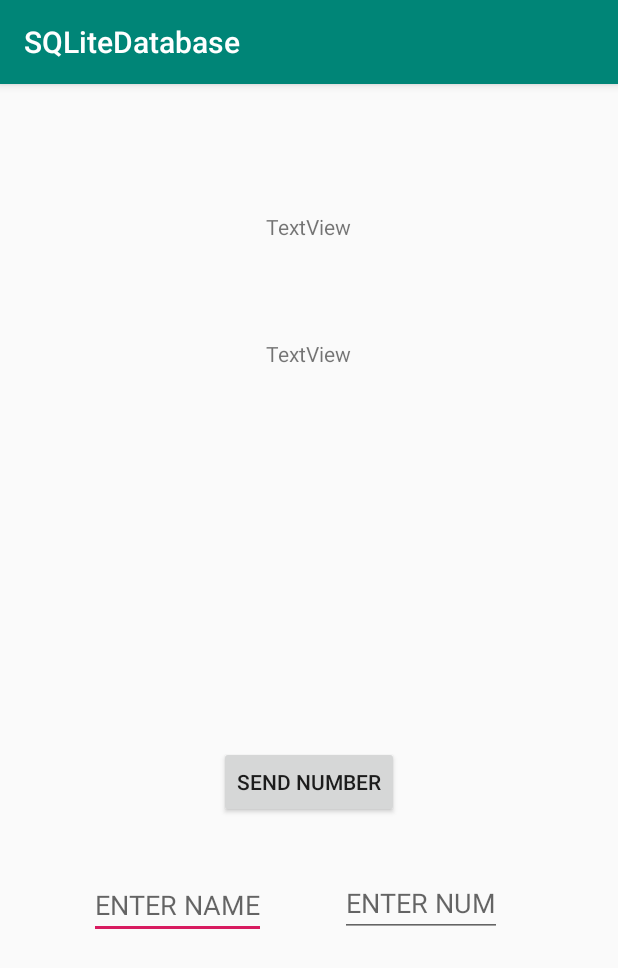
After one commit to anushanadim/SQLiteDatabase, an Android app: the ViewItem screen opened directly, with no data from a screen before it, on a phone screen of 412 x 824 dp. The commit adds this screen. Shown: the top 968 px of the screen. Run offline under Robolectric (Android 15) with nearby library versions, the phone set to English and light mode, and no system bars.

Commit message:
second commit

```diff
--- a/app/src/main/AndroidManifest.xml
+++ b/app/src/main/AndroidManifest.xml
@@ -16,7 +16,8 @@
                 <category android:name="android.intent.category.LAUNCHER" />
             </intent-filter>
         </activity>
-        <activity android:name=".Display"></activity>
+        <activity android:name=".Display" />
+        <activity android:name=".ViewItem"></activity>
     </application>
 
 </manifest>
--- a/app/src/main/java/com/example/anushanadim/sqlitedatabase/ContactsViewHolder.java
+++ b/app/src/main/java/com/example/anushanadim/sqlitedatabase/ContactsViewHolder.java
@@ -2,16 +2,19 @@ package com.example.anushanadim.sqlitedatabase;
 
 import android.support.v7.widget.RecyclerView;
 import android.view.View;
+import android.widget.RelativeLayout;
 import android.widget.TextView;
 
 public class ContactsViewHolder extends RecyclerView.ViewHolder {
 
     TextView name,num;
+    RelativeLayout parentlayout;
 
     public ContactsViewHolder(View itemView) {
         super(itemView);
 
         name=(TextView)itemView.findViewById(R.id.name);
         num=(TextView)itemView.findViewById(R.id.num);
+        parentlayout=itemView.findViewById(R.id.parentlayout);
     }
 }
--- a/app/src/main/java/com/example/anushanadim/sqlitedatabase/Display.java
+++ b/app/src/main/java/com/example/anushanadim/sqlitedatabase/Display.java
@@ -25,7 +25,7 @@ public class Display extends AppCompatActivity {
 
         databaseHelper=new DatabaseHelper(this,DatabaseHelper.DATABASE,null,1);
         contactsList=databaseHelper.show();
-        adapter=new ContactsViewAdapter(contactsList);
+        adapter=new ContactsViewAdapter(contactsList,this);
         RecyclerView.LayoutManager layoutManager=new LinearLayoutManager(getApplicationContext());
         recyclerView.setLayoutManager(layoutManager);
         recyclerView.setAdapter(adapter);
--- /dev/null
+++ b/app/src/main/java/com/example/anushanadim/sqlitedatabase/ViewItem.java
@@ -0,0 +1,82 @@
+package com.example.anushanadim.sqlitedatabase;
+
+import android.content.Intent;
+import android.support.v7.app.AppCompatActivity;
+import android.os.Bundle;
+import android.view.View;
+import android.widget.Button;
+import android.widget.EditText;
+import android.widget.TextView;
+
+import java.util.ArrayList;
+import java.util.List;
+
+public class ViewItem extends AppCompatActivity {
+
+    TextView name,num;
+    Button send;
+    EditText nameSend,numSend;
+    DatabaseHelper databaseHelper=new DatabaseHelper(ViewItem.this,DatabaseHelper.DATABASE ,null ,1 );
+    List<Contacts> contactsList;
+    String senderNameStr,senderNumStr;
+
+    @Override
+    protected void onCreate(Bundle savedInstanceState) {
+        super.onCreate(savedInstanceState);
+        setContentView(R.layout.activity_view_item);
+
+        name=findViewById(R.id.name);
+        num=findViewById(R.id.num);
+        send=findViewById(R.id.send);
+        nameSend=findViewById(R.id.nameSend);
+        numSend=findViewById(R.id.numSend);
+
+        getIncomingIntent();
+
+        send.setOnClickListener(new View.OnClickListener() {
+            @Override
+            public void onClick(View v) {
+                String recievrNameStr=nameSend.getText().toString();
+                String valueStr=numSend.getText().toString();
+
+                int newSenderNum=Integer.valueOf(senderNumStr)-Integer.valueOf(valueStr);
+
+
+                databaseHelper.update(senderNameStr,newSenderNum);
+
+                contactsList=new ArrayList<>();
+                contactsList=databaseHelper.showReciever(recievrNameStr);
+
+                String recieverName=contactsList.get(0).name;
+                int recieverNum=contactsList.get(0).num;
+
+                recieverNum=recieverNum+Integer.valueOf(valueStr);
+
+
+                databaseHelper.update(recieverName,recieverNum );
+
+                name.setText("");
+                num.setText("");
+
+                Intent intent=new Intent(ViewItem.this,Display.class);
+                startActivity(intent);
+            }
+        });
+
+    }
+
+    public void getIncomingIntent()
+    {
+
+        if(getIntent().hasExtra("name")&&getIntent().hasExtra("num"))
+        {
+            senderNameStr=getIntent().getStringExtra("name");
+            senderNumStr=getIntent().getStringExtra("num");
+
+            name.setText(senderNameStr);
+            num.setText(senderNumStr);
+
+        }
+
+    }
+}
--- /dev/null
+++ b/app/src/main/res/layout/activity_view_item.xml
@@ -0,0 +1,64 @@
+<?xml version="1.0" encoding="utf-8"?>
+<RelativeLayout xmlns:android="http://schemas.android.com/apk/res/android"
+    xmlns:app="http://schemas.android.com/apk/res-auto"
+    xmlns:tools="http://schemas.android.com/tools"
+    android:layout_width="match_parent"
+    android:layout_height="match_parent"
+    tools:context=".ViewItem">
+
+    <TextView
+        android:id="@+id/name"
+        android:layout_width="wrap_content"
+        android:layout_height="wrap_content"
+        android:layout_alignParentTop="true"
+        android:layout_centerHorizontal="true"
+        android:layout_marginTop="85dp"
+        android:text="TextView"
+        tools:layout_editor_absoluteX="162dp"
+        tools:layout_editor_absoluteY="76dp" />
+
+    <TextView
+        android:id="@+id/num"
+        android:layout_width="wrap_content"
+        android:layout_height="wrap_content"
+        android:layout_alignParentTop="true"
+        android:layout_centerHorizontal="true"
+        android:layout_marginTop="170dp"
+        android:text="TextView"
+        tools:layout_editor_absoluteX="160dp"
+        tools:layout_editor_absoluteY="163dp" />
+
+    <Button
+        android:id="@+id/send"
+        android:layout_width="wrap_content"
+        android:layout_height="wrap_content"
+
+        android:layout_alignParentTop="true"
+
+        android:layout_centerHorizontal="true"
+        android:layout_marginTop="441dp"
+        android:text="send number" />
+
+    <EditText
+        android:id="@+id/nameSend"
+        android:layout_width="wrap_content"
+        android:layout_height="wrap_content"
+        android:layout_alignParentBottom="true"
+        android:layout_marginBottom="198dp"
+        android:layout_toStartOf="@+id/name"
+        android:hint="ENTER NAME"
+        android:layout_toLeftOf="@+id/name" />
+
+    <EditText
+        android:id="@+id/numSend"
+        android:layout_width="wrap_content"
+        android:layout_height="wrap_content"
+        android:layout_alignParentBottom="true"
+        android:layout_marginEnd="-157dp"
+        android:layout_marginRight="-157dp"
+        android:layout_marginBottom="199dp"
+        android:layout_toStartOf="@+id/name"
+        android:layout_toLeftOf="@+id/name"
+        android:hint="ENTER NUM" />
+
+</RelativeLayout>
--- a/app/src/main/res/layout/design.xml
+++ b/app/src/main/res/layout/design.xml
@@ -1,6 +1,8 @@
 <?xml version="1.0" encoding="utf-8"?>
 <RelativeLayout
-    xmlns:android="http://schemas.android.com/apk/res/android" android:layout_width="match_parent"
+    android:id="@+id/parentlayout"
+    xmlns:android="http://schemas.android.com/apk/res/android"
+    android:layout_width="match_parent"
     android:layout_height="100dp">
 
     <TextView
```
Also changed, not shown: app/src/main/java/com/example/anushanadim/sqlitedatabase/ContactsViewAdapter.java (+17 -4 lines), app/src/main/java/com/example/anushanadim/sqlitedatabase/DatabaseHelper.java (+35 -0 lines).
